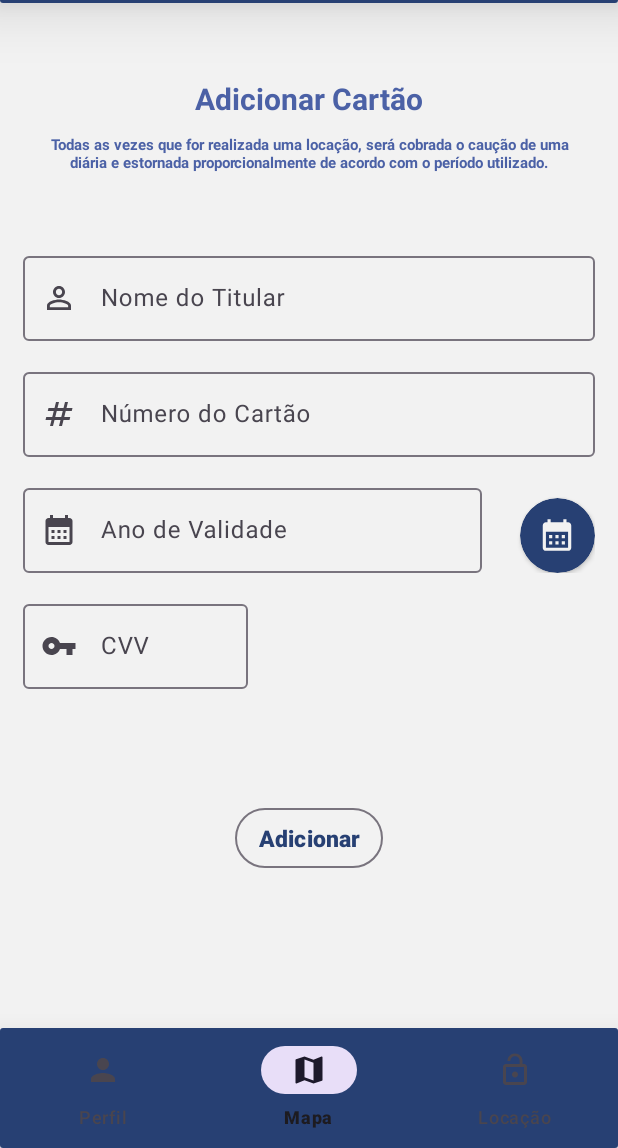
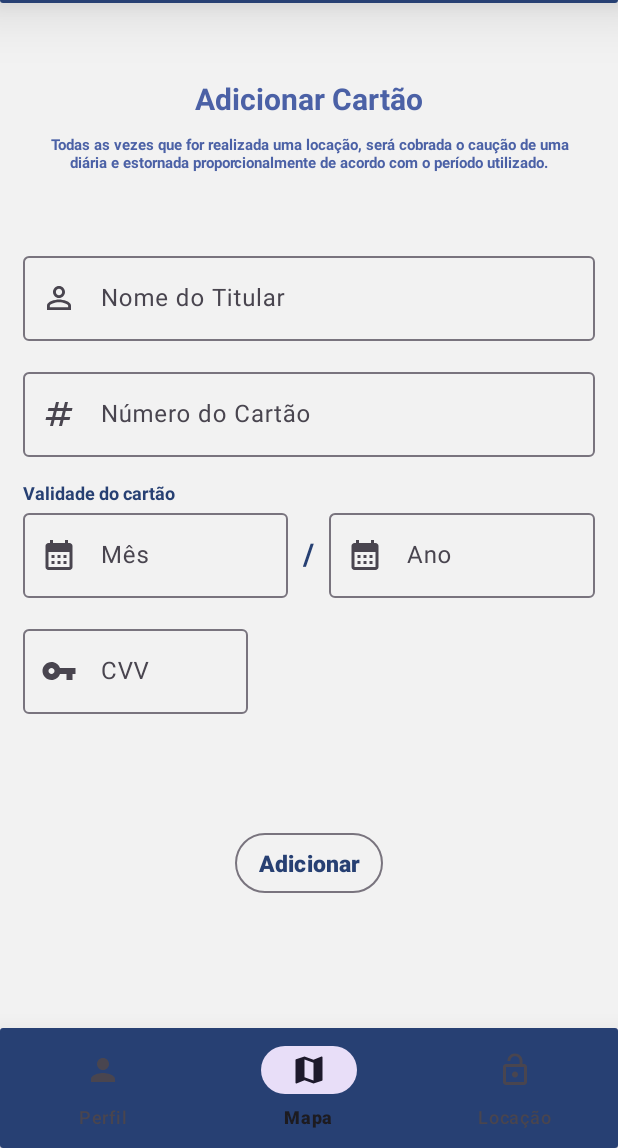
Before and after one commit to Capovila/PI-ES-2024-T8, an Android app: the fragment AddCard placed in its activity, on a phone screen of 412 x 824 dp, the part 88-1236 px from its top. Run offline under Robolectric (Android 15) with nearby library versions, the phone set to English and light mode, and no system bars; our stand-ins replace Firebase (no records; nobody signed in at launch, a user with empty details on screens opened directly).

Commit message:
RF7 + campos de data + validações datas + mudança de layouts

```diff
--- a/app/build.gradle.kts
+++ b/app/build.gradle.kts
@@ -37,6 +37,11 @@ android {
 }
 
 dependencies {
+
+    implementation("androidx.camera:camera-camera2:1.3.3")
+    implementation("androidx.camera:camera-lifecycle:1.3.3")
+    implementation("androidx.camera:camera-view:1.3.3")
+
     implementation("com.journeyapps:zxing-android-embedded:4.3.0")
     coreLibraryDesugaring("com.android.tools:desugar_jdk_libs:2.0.2")
     implementation("androidx.multidex:multidex:2.0.1")
--- a/app/src/main/AndroidManifest.xml
+++ b/app/src/main/AndroidManifest.xml
@@ -1,6 +1,9 @@
 <?xml version="1.0" encoding="utf-8"?>
 <manifest xmlns:android="http://schemas.android.com/apk/res/android"
     xmlns:tools="http://schemas.android.com/tools">
+
+    <uses-feature android:name="android.hardware.camera.any"/>
+    <uses-permission android:name="android.permission.CAMERA"/>
 
     <uses-permission android:name="android.permission.ACCESS_COARSE_LOCATION" />
     <uses-permission android:name="android.permission.ACCESS_FINE_LOCATION" />
--- a/app/src/main/java/br/com/projetopi/smartlock/CadastrarActivity.kt
+++ b/app/src/main/java/br/com/projetopi/smartlock/CadastrarActivity.kt
@@ -194,7 +194,6 @@ class CadastrarActivity : AppCompatActivity() {
                 || binding.etPhone.text.toString().isEmpty()
                 )
     }
-
     /***
      * Faz com que quando chamada, esconde o teclado do dispositivo
      */
--- a/app/src/main/res/layout/activity_cadastrar.xml
+++ b/app/src/main/res/layout/activity_cadastrar.xml
@@ -183,7 +183,7 @@
                 android:id="@+id/etCPF"
                 android:layout_width="match_parent"
                 android:layout_height="wrap_content"
-                android:inputType="text"
+                android:inputType="number"
                 android:maxLength="11"
                 android:textColor="@color/black" />
 
--- a/app/src/main/res/layout/activity_login.xml
+++ b/app/src/main/res/layout/activity_login.xml
@@ -116,14 +116,14 @@
 
         <Button
             android:id="@+id/btnConferir"
-            style="?attr/materialButtonOutlinedStyle"
             android:layout_width="wrap_content"
             android:layout_height="wrap_content"
             android:layout_gravity="center"
             android:layout_marginTop="10dp"
             android:paddingHorizontal="10dp"
             android:text="@string/consultar_armarios"
-            android:textColor="@color/main_dark_blue"
+            android:backgroundTint="@color/main_dark_blue"
+            android:textColor="@color/main_white"
             android:textStyle="bold" />
 
     </androidx.appcompat.widget.LinearLayoutCompat>
--- a/app/src/main/res/layout/fragment_add_card.xml
+++ b/app/src/main/res/layout/fragment_add_card.xml
@@ -109,47 +109,71 @@ de acordo com o período utilizado."
 
         </com.google.android.material.textfield.TextInputLayout>
 
+
+        <TextView
+            android:layout_width="wrap_content"
+            android:layout_height="wrap_content"
+            android:text="Validade do cartão"
+            android:layout_marginTop="15dp"
+            android:layout_marginHorizontal="15dp"
+            android:textColor="@color/main_dark_blue"
+            android:textSize="12sp"
+            android:textStyle="bold"
+            />
+
         <androidx.appcompat.widget.LinearLayoutCompat
             android:layout_width="match_parent"
             android:layout_height="wrap_content"
             android:layout_marginHorizontal="15dp"
-            android:layout_marginTop="15dp"
             android:orientation="horizontal">
 
+
             <com.google.android.material.textfield.TextInputLayout
-                android:id="@+id/tlData"
+                android:id="@+id/tlDataMes"
                 android:layout_width="wrap_content"
                 android:layout_height="wrap_content"
                 android:layout_weight="1"
-                android:hint="@string/ano_de_validade"
+                android:hint="Mês"
                 app:endIconMode="clear_text"
                 app:startIconDrawable="@drawable/baseline_calendar_month_24">
 
                 <com.google.android.material.textfield.TextInputEditText
-                    android:id="@+id/etData"
+                    android:id="@+id/etDataMes"
                     android:layout_width="match_parent"
-                    android:focusable="false"
+                    android:layout_height="wrap_content"
+                    android:inputType="number"
+                    android:maxLength="2"
+                    android:textColor="@color/black" />
+            </com.google.android.material.textfield.TextInputLayout>
+
+            <androidx.appcompat.widget.AppCompatTextView
+                android:layout_width="wrap_content"
+                android:layout_height="wrap_content"
+                android:text="/"
+                android:textSize="20sp"
+                android:textStyle="bold"
+                android:layout_marginHorizontal="10dp"
+                android:textColor="@color/main_dark_blue"/>
+
+            <com.google.android.material.textfield.TextInputLayout
+                android:id="@+id/tlDataAno"
+                android:layout_width="wrap_content"
+                android:layout_height="wrap_content"
+                android:layout_weight="1"
+                android:hint="Ano"
+                app:endIconMode="clear_text"
+                app:startIconDrawable="@drawable/baseline_calendar_month_24">
+
+                <com.google.android.material.textfield.TextInputEditText
+                    android:id="@+id/etDataAno"
+                    android:layout_width="match_parent"
+                    android:inputType="number"
+                    android:maxLength="4"
                     android:layout_height="wrap_content"
                     android:textColor="@color/black" />
             </com.google.android.material.textfield.TextInputLayout>
 
-            <androidx.cardview.widget.CardView
-                android:id="@+id/btnData"
-                android:layout_width="50dp"
-                android:layout_height="50dp"
-                app:cardBackgroundColor="@color/main_dark_blue"
-                app:cardCornerRadius="25dp"
-                android:layout_gravity="end|bottom"
-                android:layout_marginStart="25dp"
-                >
 
-                <androidx.appcompat.widget.AppCompatImageView
-                    android:layout_width="25dp"
-                    android:layout_height="25dp"
-                    android:layout_gravity="center"
-                    android:src="@drawable/baseline_calendar_month_24_white"/>
-
-            </androidx.cardview.widget.CardView>
 
         </androidx.appcompat.widget.LinearLayoutCompat>
 
```
Also changed, not shown: app/src/main/java/br/com/projetopi/smartlock/Fragments/AddCard.kt (+30 -22 lines), app/src/main/java/br/com/projetopi/smartlock/LoginActivity.kt (+14 -13 lines), app/src/main/java/br/com/projetopi/smartlock/ManagerMainActivity.kt (+18 -2 lines), app/src/main/res/layout/activity_manager_main.xml (+70 -8 lines), app/src/main/res/layout/fragment_profile.xml (+29 -12 lines).
